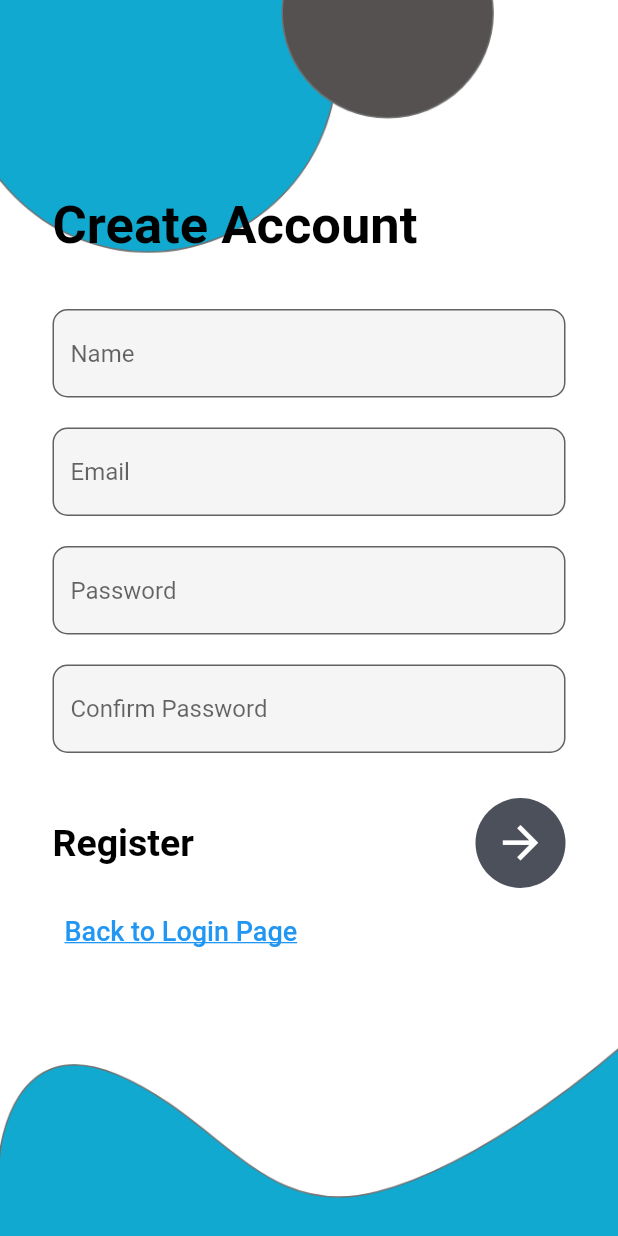
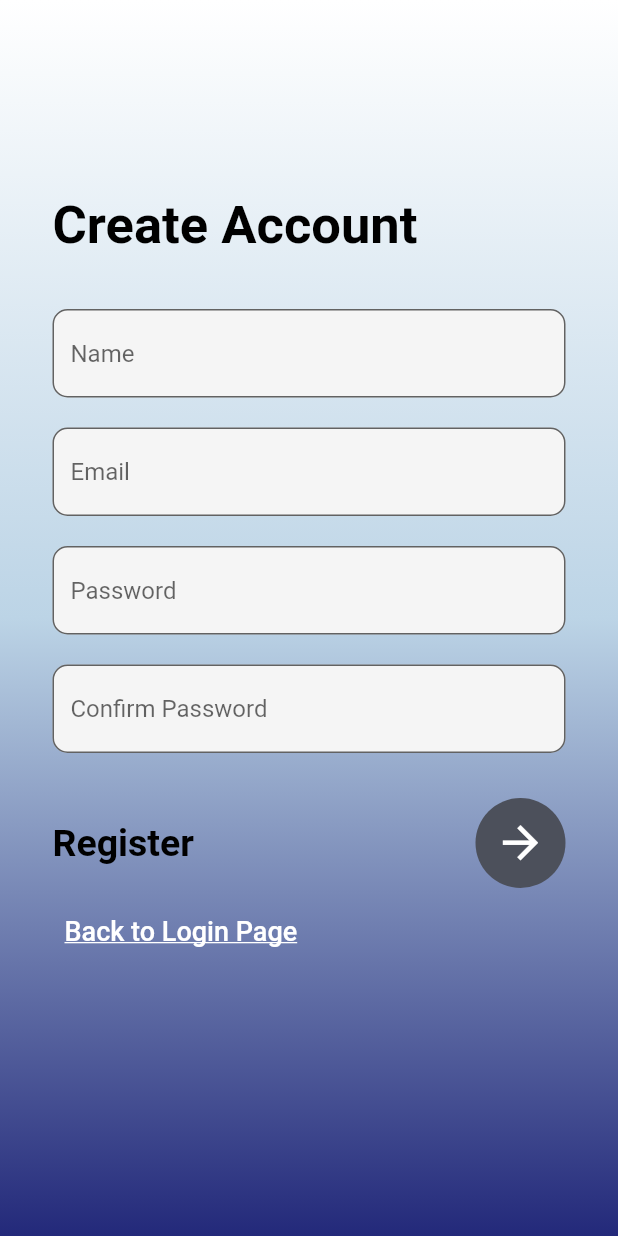
Before and after one commit to sangeeta2701/admission_app, a Flutter app: the screen it shows after launch, after a tap on "Let's Go", on a phone screen of 412 x 824 dp. Run offline on Flutter 3.47's test engine with Material 2 defaults, Android fonts, the phone set to English and light mode, and no system bars; our stand-ins replace carousel_slider, lottie; network calls fail.

Commit message:
college admission app

```diff
--- a/lib/main.dart
+++ b/lib/main.dart
@@ -30,7 +30,19 @@ class _MyHomePageState extends State<MyHomePage> {
   @override
   Widget build(BuildContext context) {
     return Scaffold(
-      body: Column(
+      body: Container(
+        decoration: BoxDecoration(
+          gradient: LinearGradient(
+            colors: [
+              Colors.white,
+              Color.fromRGBO(188, 212, 230, 1),
+              Color.fromRGBO(35, 41, 122, 1),
+            ],
+            begin: Alignment.topCenter,
+            end: Alignment.bottomCenter,
+          ),
+        ),
+        child: Column(
           mainAxisAlignment: MainAxisAlignment.center,
           children: [
             Lottie.asset("assets/67934-studyly.json"),
@@ -55,38 +67,7 @@ class _MyHomePageState extends State<MyHomePage> {
             )
           ],
         ),
+      ),
     );
-    // return Container(
-    //   // constraints: BoxConstraints.expand(),
-    //   decoration: BoxDecoration(
-    //     image: DecorationImage(
-    //       image: AssetImage("assets/img2.jpg"),
-    //       fit: BoxFit.cover,
-    //     ),
-    //   ),
-    //   child: Center(
-    //     child: Positioned(
-    //       top: 40.0,
-    //       child: ButtonTheme(
-    //         height: 10,
-    //         minWidth: 20,
-    //         child: RaisedButton(
-    //           color: Colors.black,
-    //           child: Text(
-    //             "Let's go",
-    //             style: TextStyle(
-    //                 fontWeight: FontWeight.bold,
-    //                 fontSize: 25,
-    //                 color: Colors.white),
-    //           ),
-    //           onPressed: () {
-    //             Navigator.push(context,
-    //                 MaterialPageRoute(builder: (context) => SignUpScreen()));
-    //           },
-    //         ),
-    //       ),
-    //     ),
-    //   ),
-    // );
   }
 }
--- a/lib/navigation_pages/home.dart
+++ b/lib/navigation_pages/home.dart
@@ -1,8 +1,6 @@
-import 'package:admission/screeens/navbar.dart';
+import 'package:admission/screeens/drawer.dart';
 import 'package:admission/screeens/slider.dart';
-import 'package:flutter/cupertino.dart';
 import 'package:flutter/material.dart';
-// import 'package:flutter_swiper/flutter_swiper.dart';
 
 class HomeScreen extends StatefulWidget {
   const HomeScreen({Key? key}) : super(key: key);
@@ -17,7 +15,7 @@ class _HomeScreenState extends State<HomeScreen> {
     return Scaffold(
       drawer: NavBar(),
       appBar: AppBar(
-        backgroundColor: Colors.cyan,
+        backgroundColor: Color.fromRGBO(35, 41, 122, 1),
         // title: Align(
         //     alignment: Alignment.center,
         //     child: Text(
--- a/lib/screeens/navbar.dart
+++ b/lib/screeens/drawer.dart
@@ -12,10 +12,10 @@ class NavBar extends StatelessWidget {
           UserAccountsDrawerHeader(
               accountName: Text(
                 "ABC",
-                style: TextStyle(color: Colors.black),
+                style: TextStyle(color: Colors.white),
               ),
               accountEmail:
-                  Text("abc@gmail.com", style: TextStyle(color: Colors.black)),
+                  Text("abc@gmail.com", style: TextStyle(color: Colors.white)),
               currentAccountPicture: CircleAvatar(
                 child: ClipOval(
                   child: Image.network(
@@ -27,7 +27,7 @@ class NavBar extends StatelessWidget {
                 ),
               ),
               decoration: BoxDecoration(
-                color: Colors.cyan,
+                color: Color.fromRGBO(35, 41, 122, 1),
               )),
           ListTile(
             leading: Icon(
--- a/lib/signup.dart
+++ b/lib/signup.dart
@@ -13,9 +13,14 @@ class _SignUpScreenState extends State<SignUpScreen> {
   Widget build(BuildContext context) {
     return Container(
       decoration: BoxDecoration(
-        image: DecorationImage(
-          image: AssetImage("assets/bg2.png"),
-          fit: BoxFit.cover,
+        gradient: LinearGradient(
+          colors: [
+            Colors.white,
+            Color.fromRGBO(188, 212, 230, 1),
+            Color.fromRGBO(35, 41, 122, 1),
+          ],
+          begin: Alignment.topCenter,
+          end: Alignment.bottomCenter,
         ),
       ),
       child: Scaffold(
@@ -138,7 +143,7 @@ class _SignUpScreenState extends State<SignUpScreen> {
                               style: TextStyle(
                                   decoration: TextDecoration.underline,
                                   fontSize: 18,
-                                  color: Colors.blue),
+                                  color: Colors.white),
                             ),
                           ),
                         ],
```
Also changed, not shown: lib/login.dart (+9 -4 lines), lib/screeens/dashboard.dart (+24 -12 lines). Lines whose indentation alone changed are shown as unchanged.
